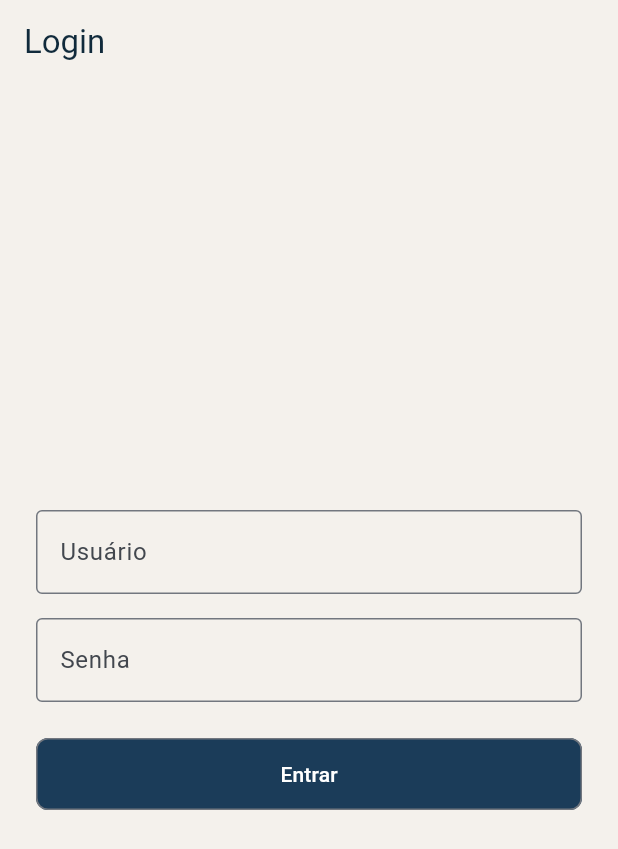
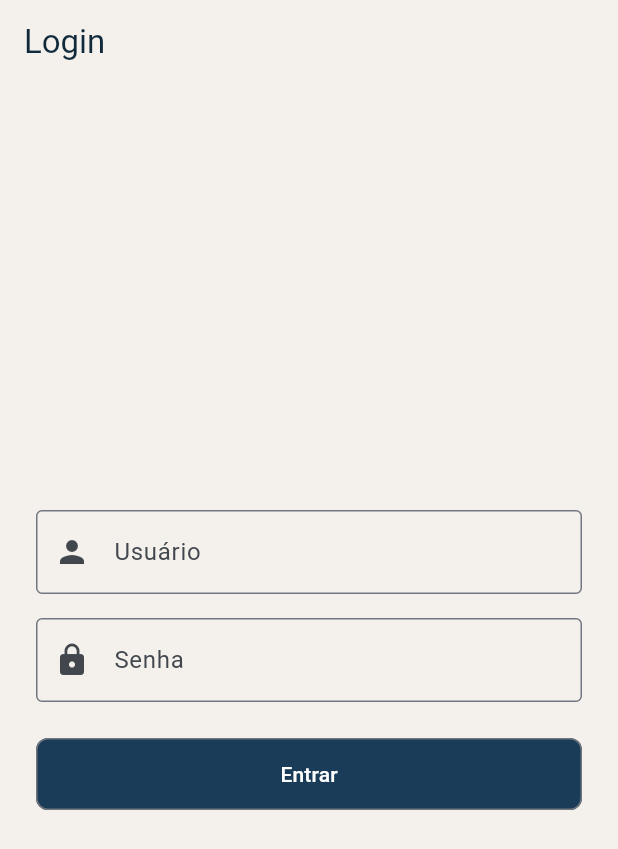
Before and after one commit to MuriloVantini/viagens_mobile, a Flutter app: the screen it shows after launch, on a phone screen of 412 x 824 dp. Shown: the top 849 px of the screen. Run offline on Flutter 3.47's test engine with Material 3 defaults, Android fonts, the phone set to English and light mode, and no system bars; our stand-ins replace flutter_secure_storage.

Commit message:
style: adicionar ícones nos inputs de login

```diff
--- a/lib/features/auth/presentation/login_screen.dart
+++ b/lib/features/auth/presentation/login_screen.dart
@@ -54,6 +54,7 @@ class _LoginScreenState extends State<LoginScreen> {
                         controller: _userController,
                         textInputAction: TextInputAction.next,
                         decoration: InputDecoration(
+                          prefixIcon: const Icon(Icons.person),
                           labelText: 'Usuário',
                           errorText: auth.error,
                         ),
@@ -70,6 +71,7 @@ class _LoginScreenState extends State<LoginScreen> {
                         controller: _passwordController,
                         obscureText: true,
                         decoration: InputDecoration(
+                          prefixIcon: const Icon(Icons.lock),
                           labelText: 'Senha',
                           errorText: auth.error,
                         ),
```
